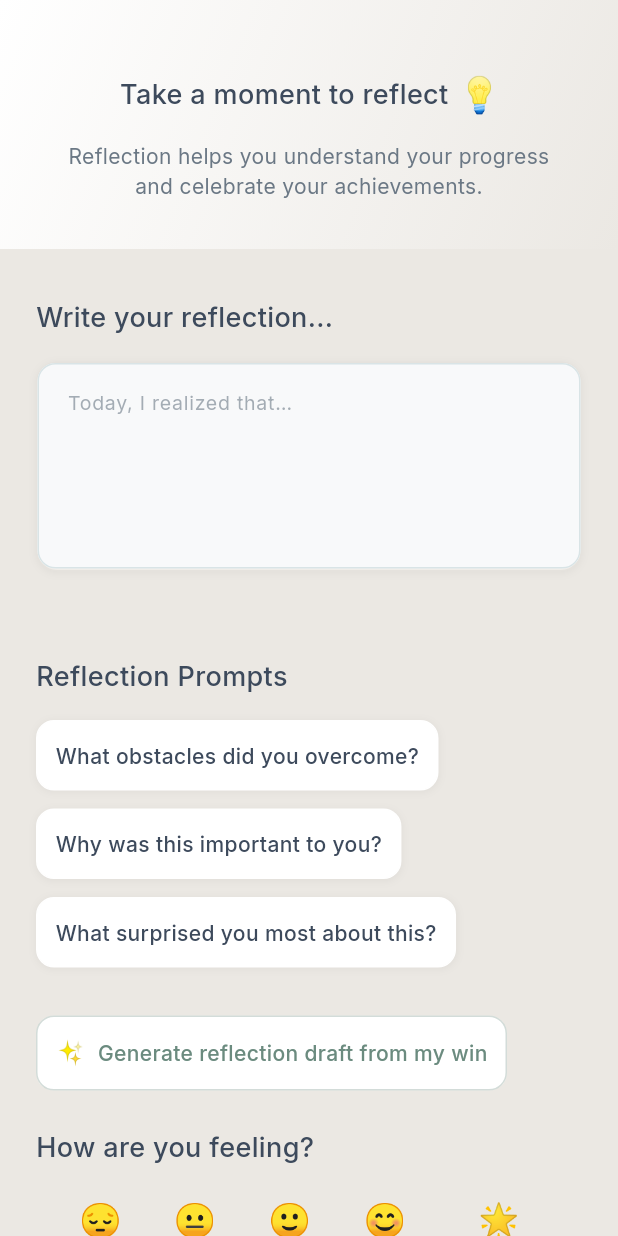
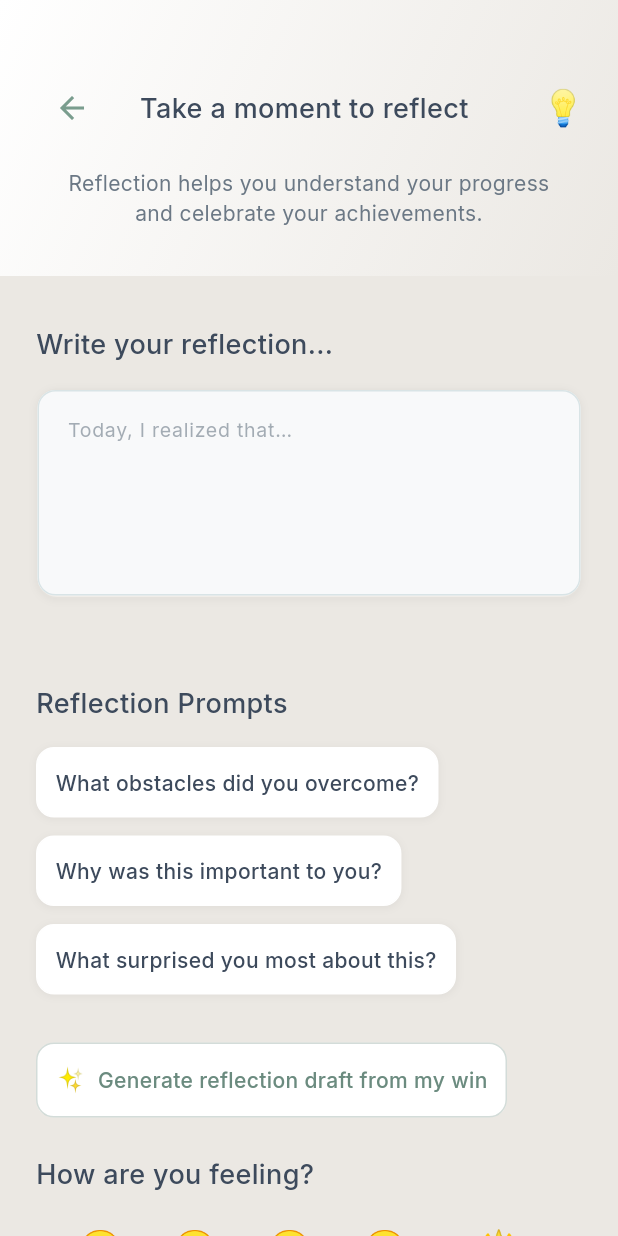
Before and after one commit to dailywinai-ui/my-flutter-app, a Flutter app: the ReflectionScreen screen opened by its route, on a phone screen of 412 x 824 dp. Run offline on Flutter 3.47's test engine with Material 3 defaults, Android fonts, the phone set to English and light mode, and no system bars; our stand-ins replace cached_network_image, connectivity_plus, fl_chart, flutter_svg, fluttertoast, google_fonts and 5 more; missing offline and left inert: universal_html; accounts and stored records are empty.

Commit message:
Add back button to Reflection screen header

```diff
--- a/lib/presentation/reflection_screen/reflection_screen.dart
+++ b/lib/presentation/reflection_screen/reflection_screen.dart
@@ -245,8 +245,14 @@ class _ReflectionScreenState extends State<ReflectionScreen>
                     crossAxisAlignment: CrossAxisAlignment.center,
                     children: [
                       Row(
-                        mainAxisAlignment: MainAxisAlignment.center,
-                        children: [
+                        mainAxisAlignment: MainAxisAlignment.spaceBetween,
+                        children:[
+                         IconButton(
+                            icon: Icon(Icons.arrow_back, color: WDDLDesignSystem.primary),
+                            onPressed: () => Navigator.pop(context),
+                            padding: EdgeInsets.zero,
+                            constraints: BoxConstraints(),
+                          ),
                           // WDDL H2 typography (18px, weight 500)
                           Text(
                             'Take a moment to reflect',
```
